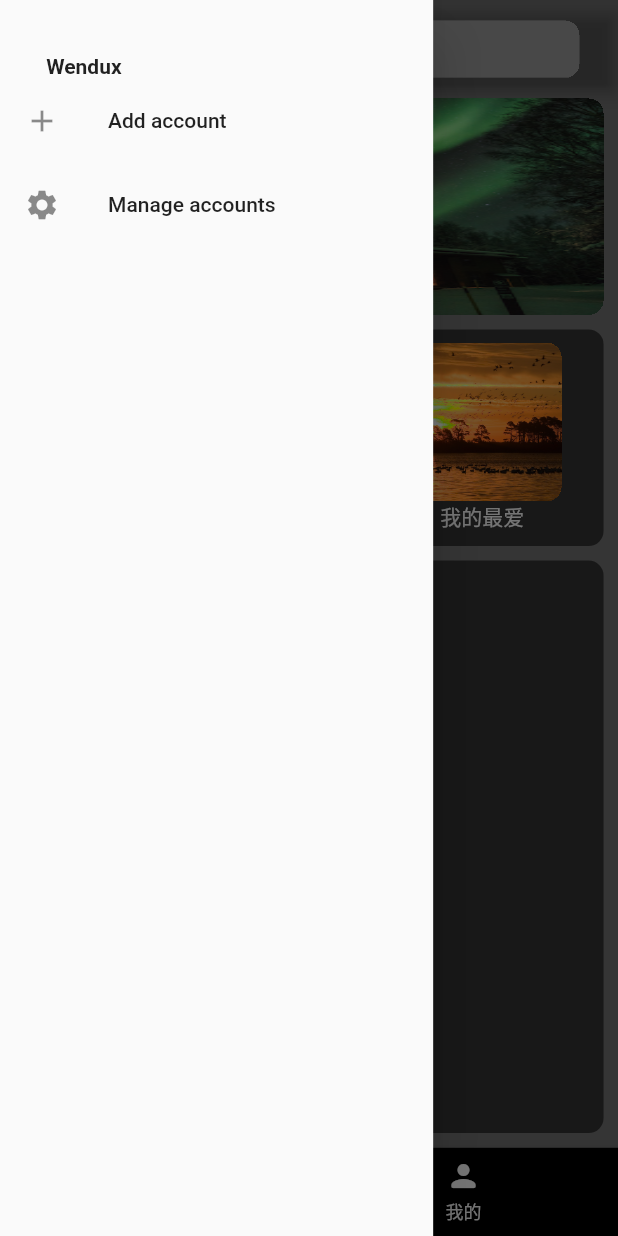
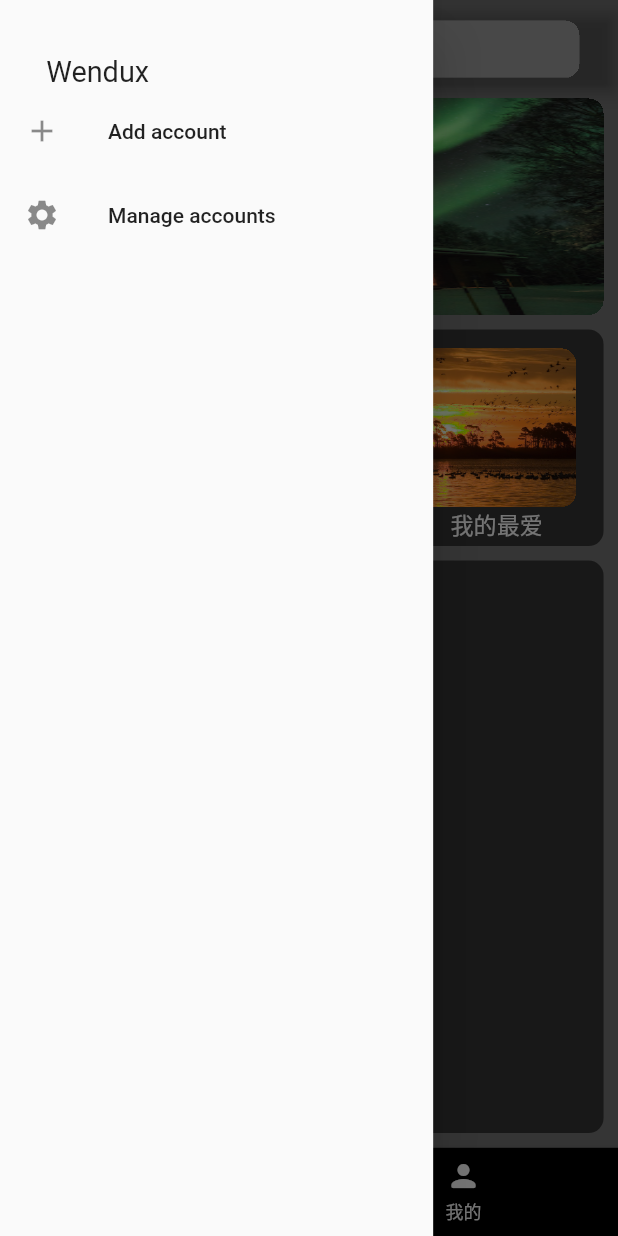
Before and after one commit to Ashen-You/my_demo, a Flutter app: the screen it shows after launch, with the side drawer open, on a phone screen of 412 x 824 dp. Run offline on Flutter 3.47's test engine with Material 2 defaults, Android fonts, the light colour scheme and no system bars; drawn by our look-alikes of card_swiper; our stand-ins replace flutter_screenutil, flutter_spinkit, fluttertoast, get.

Commit message:
feat: adapt font style

```diff
--- /dev/null
+++ b/lib/fwk/font_style/body_style.dart
@@ -0,0 +1,15 @@
+import 'package:flutter/material.dart';
+
+class BodyStyle{
+  BodyStyle({
+    required TextStyle baseStyle
+  }) {
+    regular = baseStyle.copyWith(fontWeight: FontWeight.w400);
+    semiBold = baseStyle.copyWith(fontWeight: FontWeight.w500);
+    bold = baseStyle.copyWith(fontWeight: FontWeight.w600);
+  }
+
+  late TextStyle regular;
+  late TextStyle semiBold;
+  late TextStyle bold;
+}
--- /dev/null
+++ b/lib/fwk/font_style/font_style.dart
@@ -0,0 +1,29 @@
+import 'package:flutter/material.dart';
+import 'package:my_demo/fwk/font_style/body_style.dart';
+import 'package:my_demo/fwk/mixin/screen_mixin.dart';
+
+class FwkFontStyle with ScreenMixin {
+  factory FwkFontStyle() => _singleton;
+
+  FwkFontStyle._internal();
+
+  static final _singleton = FwkFontStyle._internal();
+
+  BodyStyle get title1 =>
+      BodyStyle(baseStyle: TextStyle(fontSize: getFontSize(20)));
+
+  BodyStyle get title2 =>
+      BodyStyle(baseStyle: TextStyle(fontSize: getFontSize(18)));
+
+  BodyStyle get body1 =>
+      BodyStyle(baseStyle: TextStyle(fontSize: getFontSize(16)));
+
+  BodyStyle get body2 =>
+      BodyStyle(baseStyle: TextStyle(fontSize: getFontSize(14)));
+
+  BodyStyle get caption1 =>
+      BodyStyle(baseStyle: TextStyle(fontSize: getFontSize(12)));
+
+  BodyStyle get caption2 =>
+      BodyStyle(baseStyle: TextStyle(fontSize: getFontSize(10)));
+}
--- a/lib/modules/home/presentation/view/home_drawer.dart
+++ b/lib/modules/home/presentation/view/home_drawer.dart
@@ -1,4 +1,5 @@
 import 'package:flutter/material.dart';
+import 'package:my_demo/fwk/font_style/font_style.dart';
 import 'package:my_demo/fwk/mixin/screen_mixin.dart';
 
 class HomeDrawer extends StatelessWidget with ScreenMixin{
@@ -25,9 +26,9 @@ class HomeDrawer extends StatelessWidget with ScreenMixin{
                       child: Container()
                       ),
                     ),
-                  const Text(
+                  Text(
                     "Wendux",
-                    style: TextStyle(fontWeight: FontWeight.bold),
+                    style: FwkFontStyle().title1.regular
                   )
                 ],
               ),
--- a/lib/modules/main_view/presentation/view/main_view.dart
+++ b/lib/modules/main_view/presentation/view/main_view.dart
@@ -1,5 +1,6 @@
 import 'package:card_swiper/card_swiper.dart';
 import 'package:flutter/material.dart';
+import 'package:my_demo/fwk/font_style/font_style.dart';
 import 'package:my_demo/fwk/mixin/screen_mixin.dart';
 import 'package:my_demo/modules/main_view/presentation/controller/main_view_controller.dart';
 import 'package:my_demo/widgets/rounded_widget.dart';
@@ -84,14 +85,13 @@ class _MainViewState extends State<MainView>
           RoundedWidget(
               height: getLength(110),
               width: getLength(110),
-              margin: EdgeInsets.symmetric(horizontal: getLength(5)),
               child: Image.asset(
                 path,
                 fit: BoxFit.fill,
               )),
-          const Text(
+          Text(
             '我的最爱',
-            style: TextStyle(color: Colors.white),
+            style: FwkFontStyle().body1.regular.copyWith(color: Colors.white),
           )
         ],
       ),
@@ -108,7 +108,7 @@ class _MainViewState extends State<MainView>
               width: getLength(50),
               height: getLength(50),
               child: Image.asset(path, fit: BoxFit.fill)),
-          const Text('我的歌单', style: TextStyle(color: Colors.white))
+          Text('我的歌单', style: FwkFontStyle().body2.regular.copyWith(color: Colors.white))
         ],
       ),
     );
--- a/lib/modules/user_view/presentation/view/user_view.dart
+++ b/lib/modules/user_view/presentation/view/user_view.dart
@@ -1,5 +1,6 @@
 import 'package:flutter/material.dart';
 import 'package:get/get.dart';
+import 'package:my_demo/fwk/font_style/font_style.dart';
 import 'package:my_demo/fwk/mixin/screen_mixin.dart';
 
 import 'package:my_demo/modules/user_view/presentation/controller/user_controller.dart';
@@ -33,7 +34,7 @@ class _UserState extends State<UserView> with UserViewController, ScreenMixin {
           child: Center(
               child: Text(
             'Ashen You',
-            style: TextStyle(fontSize: getFontSize(20), color: Colors.white),
+            style: FwkFontStyle().title1.bold.copyWith(color: Colors.white),
           )),
         ),
         Positioned(
```
